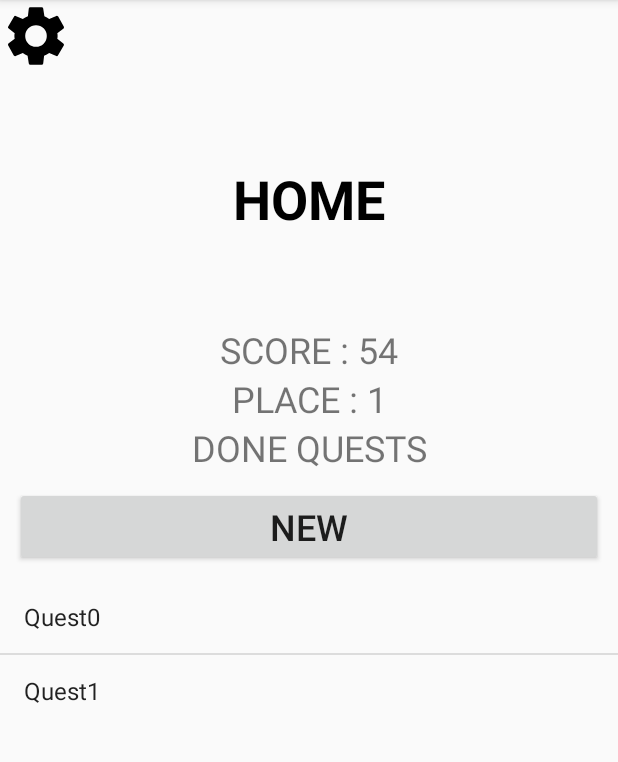
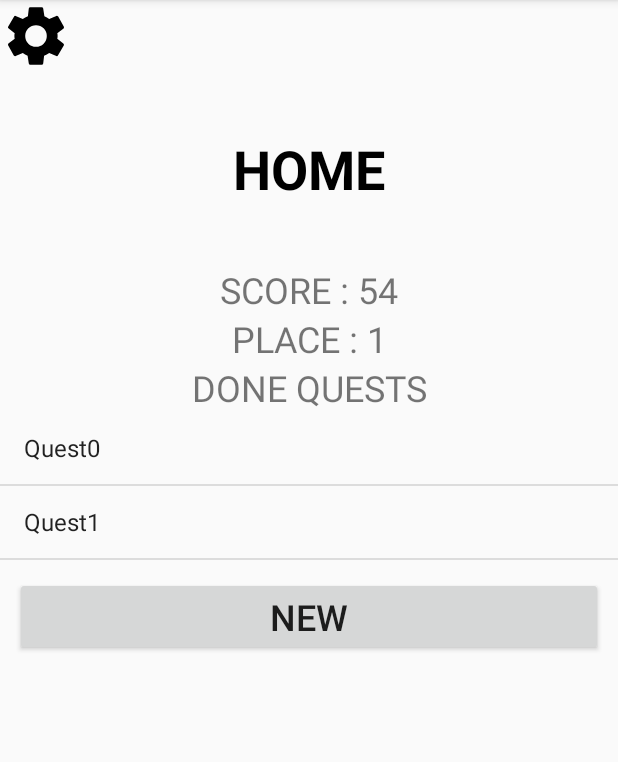
Before and after one commit to Mathless/MuseumQuests, an Android app: the screen it shows after launch (Home), after a tap on "START", on a phone screen of 412 x 824 dp, the part 84-846 px from its top. Run offline under Robolectric (Android 15) with nearby library versions, the phone set to English and light mode, and no system bars; libraries missing offline, so code that uses them is left out: com.example.

Commit message:
Fixed bugs v2

```diff
--- a/app/src/main/java/com/example/MuseumQuests/Home.kt
+++ b/app/src/main/java/com/example/MuseumQuests/Home.kt
@@ -3,6 +3,7 @@ package com.example.MuseumQuests
 import android.content.Intent
 import android.support.v7.app.AppCompatActivity
 import android.os.Bundle
+import android.util.DisplayMetrics
 import android.util.Log
 import android.widget.ArrayAdapter
 import android.widget.ListAdapter
@@ -21,7 +22,7 @@ class Home : AppCompatActivity() {
             startActivity(intent)
         }
 
-        val data = Array(2){i->("Quest" + "$i")}
+        val data = Array(4){i -> ("Quest" + "$i")}
         val adapter = ArrayAdapter<String>(this, android.R.layout.simple_list_item_1, data)
         listofquests.adapter = adapter as ListAdapter?
 
--- a/app/src/main/java/com/example/MuseumQuests/Start.kt
+++ b/app/src/main/java/com/example/MuseumQuests/Start.kt
@@ -3,6 +3,7 @@ package com.example.MuseumQuests
 import android.content.Intent
 import android.support.v7.app.AppCompatActivity
 import android.os.Bundle
+import android.util.DisplayMetrics
 import kotlinx.android.synthetic.main.activity_start.*
 
 class Start : AppCompatActivity() {
@@ -10,6 +11,15 @@ class Start : AppCompatActivity() {
     override fun onCreate(savedInstanceState: Bundle?) {
         super.onCreate(savedInstanceState)
         setContentView(R.layout.activity_start)
+
+        val displayMetrics = DisplayMetrics()
+        windowManager.defaultDisplay.getMetrics(displayMetrics)
+
+        var width = displayMetrics.widthPixels
+        var height = displayMetrics.heightPixels
+        start_title.width = width / 2
+
+
         buttonStart.setOnClickListener{
             val intent = Intent(this, Home::class.java)
             startActivity(intent)
--- a/app/src/main/res/layout/activity_home.xml
+++ b/app/src/main/res/layout/activity_home.xml
@@ -1,11 +1,17 @@
 <?xml version="1.0" encoding="utf-8"?>
+<RelativeLayout xmlns:android="http://schemas.android.com/apk/res/android"
+                xmlns:app="http://schemas.android.com/apk/res-auto"
+                xmlns:tools="http://schemas.android.com/tools" android:layout_height="match_parent" android:layout_width="match_parent">
+
+<ScrollView
+        android:layout_width="match_parent"
+        android:layout_height="wrap_content"
+        android:id="@+id/scrollView">
     <LinearLayout android:layout_height="match_parent"
                   android:layout_width="match_parent"
                   android:orientation="vertical"
-              xmlns:tools= "http://schemas.android.com/tools"
-              xmlns:app = "http://schemas.android.com/apk/res-auto"
                   tools:context = ".Home"
-              xmlns:android="http://schemas.android.com/apk/res/android">
+    >
         <ImageView
                 android:layout_height="48dp"
                 android:layout_width="48dp"
@@ -17,7 +23,7 @@
                   android:id="@+id/texthome" android:textAlignment="center" android:textAllCaps="true"
                   style="@android:style/Widget.Holo.TextView.SpinnerItem" android:textSize="36sp"
                   android:textStyle="bold"  android:textIsSelectable="false"
-              android:layout_margin="60dp"/>
+                  android:layout_margin="40dp"/>
 
 
             <LinearLayout android:layout_width="match_parent" android:layout_height="wrap_content"
@@ -38,17 +44,21 @@
                   android:text="DONE QUESTS"
                   android:id="@+id/textplace" android:textAlignment="center" android:textSize="24sp"
         />
+        <ListView android:layout_width="match_parent"
+                  android:layout_height="100dp"
+                  android:id="@+id/listofquests" android:scrollbars="none"
+                  android:scrollbarAlwaysDrawHorizontalTrack="false"/>
+
+
+    </LinearLayout>
+</ScrollView>
     <Button android:layout_width="match_parent"
             android:layout_height="wrap_content"
             android:text="NEW"
             android:layout_margin="10dp"
             android:id="@+id/gotoquestlist"
-            android:layout_gravity="center"
-            android:textSize="24sp"/>
-    <ListView android:layout_width="wrap_content"
-              android:layout_height="wrap_content"
-              android:id="@+id/listofquests"/>
+            android:textSize="24sp"
+            android:layout_below="@id/scrollView"
+            android:gravity="center"/>
 
-
-
-</LinearLayout>
+</RelativeLayout>
--- a/app/src/main/res/layout/activity_start.xml
+++ b/app/src/main/res/layout/activity_start.xml
@@ -1,4 +1,8 @@
 <?xml version="1.0" encoding="utf-8"?>
+<ScrollView
+        xmlns:android="http://schemas.android.com/apk/res/android"
+        android:layout_width="fill_parent"
+        android:layout_height="fill_parent">
     <LinearLayout
             xmlns:android="http://schemas.android.com/apk/res/android"
             android:layout_width="match_parent"
@@ -121,3 +125,4 @@
                     android:backgroundTint="@color/startButtonColor"/>
         </LinearLayout>
     </LinearLayout>
+</ScrollView>
```
Lines whose indentation alone changed are shown as unchanged.
